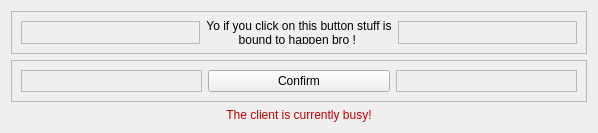
Qt form Client/widgets/confirmWidget/confirmWidgetBase.ui (monopsony/FFUI) before a commit.
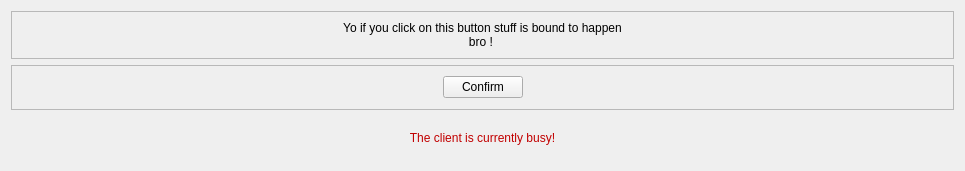
The same form after that commit.

Patch:
```diff
--- a/Client/widgets/confirmWidget/confirmWidgetBase.ui
+++ b/Client/widgets/confirmWidget/confirmWidgetBase.ui
@@ -6,8 +6,8 @@
    <rect>
     <x>0</x>
     <y>0</y>
-    <width>598</width>
-    <height>133</height>
+    <width>965</width>
+    <height>171</height>
    </rect>
   </property>
   <property name="windowTitle">
@@ -25,22 +25,25 @@
      <property name="frameShadow">
       <enum>QFrame::Raised</enum>
      </property>
-     <layout class="QHBoxLayout" name="horizontalLayout" stretch="1,0,1">
+     <layout class="QHBoxLayout" name="horizontalLayout" stretch="0,0,0">
       <item>
-       <widget class="QFrame" name="frame_4">
-        <property name="frameShape">
-         <enum>QFrame::StyledPanel</enum>
+       <spacer name="horizontalSpacer">
+        <property name="orientation">
+         <enum>Qt::Horizontal</enum>
         </property>
-        <property name="frameShadow">
-         <enum>QFrame::Raised</enum>
+        <property name="sizeHint" stdset="0">
+         <size>
+          <width>40</width>
+          <height>20</height>
+         </size>
         </property>
-       </widget>
+       </spacer>
       </item>
       <item>
        <widget class="QLabel" name="label">
         <property name="maximumSize">
          <size>
-          <width>400</width>
+          <width>800</width>
           <height>16777215</height>
          </size>
         </property>
@@ -56,14 +59,17 @@
        </widget>
       </item>
       <item>
-       <widget class="QFrame" name="frame_5">
-        <property name="frameShape">
-         <enum>QFrame::StyledPanel</enum>
+       <spacer name="horizontalSpacer_2">
+        <property name="orientation">
+         <enum>Qt::Horizontal</enum>
         </property>
-        <property name="frameShadow">
-         <enum>QFrame::Raised</enum>
+        <property name="sizeHint" stdset="0">
+         <size>
+          <width>40</width>
+          <height>20</height>
+         </size>
         </property>
-       </widget>
+       </spacer>
       </item>
      </layout>
     </widget>
@@ -78,14 +84,17 @@
      </property>
      <layout class="QHBoxLayout" name="horizontalLayout_2">
       <item>
-       <widget class="QFrame" name="frame_6">
-        <property name="frameShape">
-         <enum>QFrame::StyledPanel</enum>
+       <spacer name="horizontalSpacer_3">
+        <property name="orientation">
+         <enum>Qt::Horizontal</enum>
         </property>
-        <property name="frameShadow">
-         <enum>QFrame::Raised</enum>
+        <property name="sizeHint" stdset="0">
+         <size>
+          <width>40</width>
+          <height>20</height>
+         </size>
         </property>
-       </widget>
+       </spacer>
       </item>
       <item>
        <widget class="QPushButton" name="confirmButton">
@@ -101,14 +110,17 @@
        </widget>
       </item>
       <item>
-       <widget class="QFrame" name="frame_7">
-        <property name="frameShape">
-         <enum>QFrame::StyledPanel</enum>
+       <spacer name="horizontalSpacer_4">
+        <property name="orientation">
+         <enum>Qt::Horizontal</enum>
         </property>
-        <property name="frameShadow">
-         <enum>QFrame::Raised</enum>
+        <property name="sizeHint" stdset="0">
+         <size>
+          <width>40</width>
+          <height>20</height>
+         </size>
         </property>
-       </widget>
+       </spacer>
       </item>
      </layout>
     </widget>
```
